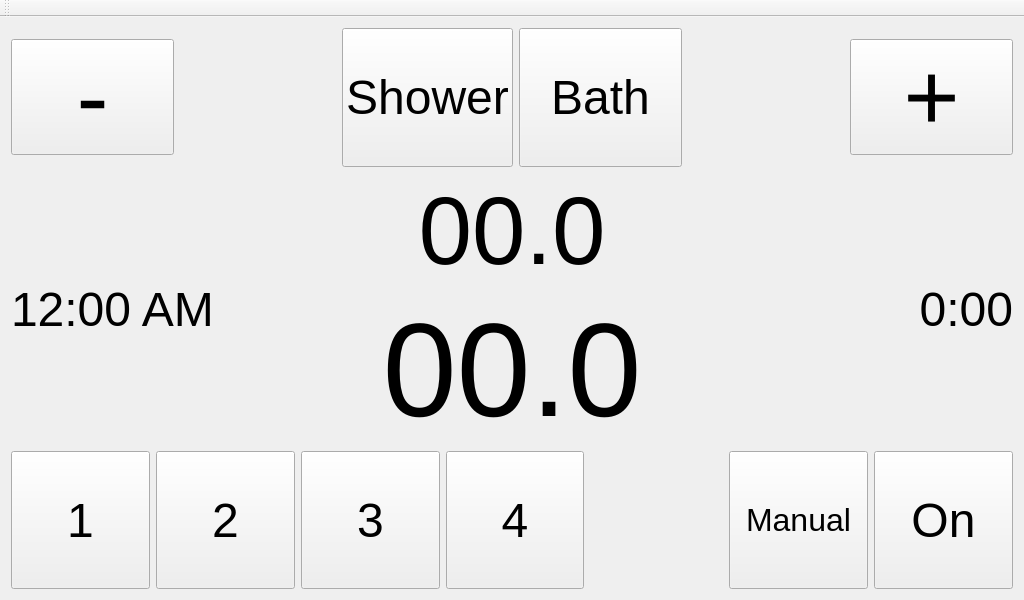
Before: the Qt Designer form mainwindow.ui in Maeyanie/showercap, drawn with Qt 5.
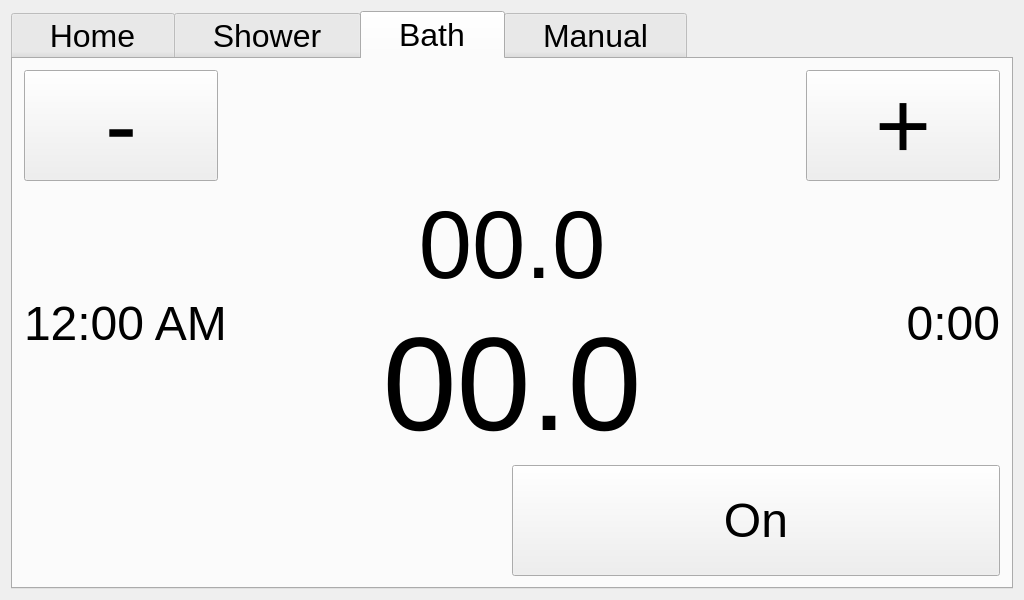
After: the same form once the commit is applied. The open tabs and pages were chosen to show the change.

Commit message: Implement a tab-based UI. Much less clutter than putting all the options in one screen. Manual tab still needs work.

What changed in the file:
```diff
--- a/mainwindow.ui
+++ b/mainwindow.ui
@@ -22,7 +22,50 @@
   <widget class="QWidget" name="centralWidget">
    <layout class="QVBoxLayout" name="verticalLayout_2">
     <item>
-     <layout class="QHBoxLayout" name="horizontalLayout_2">
+     <widget class="QTabWidget" name="tabWidget">
+      <property name="font">
+       <font>
+        <pointsize>24</pointsize>
+       </font>
+      </property>
+      <property name="tabShape">
+       <enum>QTabWidget::Rounded</enum>
+      </property>
+      <property name="currentIndex">
+       <number>1</number>
+      </property>
+      <widget class="QWidget" name="tabHome">
+       <attribute name="title">
+        <string>   Home   </string>
+       </attribute>
+       <layout class="QGridLayout" name="gridLayout">
+        <item row="0" column="0">
+         <widget class="QLabel" name="clockHome">
+          <property name="font">
+           <font>
+            <pointsize>72</pointsize>
+           </font>
+          </property>
+          <property name="text">
+           <string>12:00 AM</string>
+          </property>
+          <property name="alignment">
+           <set>Qt::AlignCenter</set>
+          </property>
+         </widget>
+        </item>
+       </layout>
+      </widget>
+      <widget class="QWidget" name="tabShower">
+       <attribute name="title">
+        <string>   Shower   </string>
+       </attribute>
+       <layout class="QVBoxLayout" name="verticalLayout_3" stretch="1,1,1">
+        <item>
+         <layout class="QHBoxLayout" name="horizontalLayout_2" stretch="1,3,1">
+          <property name="spacing">
+           <number>6</number>
+          </property>
       <item>
        <widget class="QPushButton" name="minusButton">
         <property name="sizePolicy">
@@ -31,6 +74,12 @@
           <verstretch>0</verstretch>
          </sizepolicy>
         </property>
+            <property name="minimumSize">
+             <size>
+              <width>40</width>
+              <height>20</height>
+             </size>
+            </property>
         <property name="font">
          <font>
           <pointsize>72</pointsize>
@@ -55,65 +104,13 @@
         <property name="orientation">
          <enum>Qt::Horizontal</enum>
         </property>
-        <property name="sizeHint" stdset="0">
-         <size>
-          <width>40</width>
-          <height>20</height>
-         </size>
-        </property>
-       </spacer>
-      </item>
-      <item>
-       <widget class="QPushButton" name="showerButton">
-        <property name="sizePolicy">
-         <sizepolicy hsizetype="MinimumExpanding" vsizetype="MinimumExpanding">
-          <horstretch>0</horstretch>
-          <verstretch>0</verstretch>
-         </sizepolicy>
-        </property>
-        <property name="font">
-         <font>
-          <pointsize>36</pointsize>
-         </font>
-        </property>
-        <property name="text">
-         <string>Shower</string>
-        </property>
-        <property name="checkable">
-         <bool>true</bool>
-        </property>
-       </widget>
-      </item>
-      <item>
-       <widget class="QPushButton" name="bathButton">
-        <property name="sizePolicy">
-         <sizepolicy hsizetype="MinimumExpanding" vsizetype="MinimumExpanding">
-          <horstretch>0</horstretch>
-          <verstretch>0</verstretch>
-         </sizepolicy>
-        </property>
-        <property name="font">
-         <font>
-          <pointsize>36</pointsize>
-         </font>
-        </property>
-        <property name="text">
-         <string>Bath</string>
-        </property>
-        <property name="checkable">
-         <bool>true</bool>
-        </property>
-       </widget>
-      </item>
-      <item>
-       <spacer name="horizontalSpacer_2">
-        <property name="orientation">
-         <enum>Qt::Horizontal</enum>
-        </property>
+            <property name="sizeType">
+             <enum>QSizePolicy::Expanding</enum>
+            </property>
         <property name="sizeHint" stdset="0">
          <size>
           <width>40</width>
-          <height>20</height>
+              <height>0</height>
          </size>
         </property>
        </spacer>
@@ -126,6 +123,12 @@
           <verstretch>0</verstretch>
          </sizepolicy>
         </property>
+            <property name="minimumSize">
+             <size>
+              <width>40</width>
+              <height>20</height>
+             </size>
+            </property>
         <property name="font">
          <font>
           <pointsize>72</pointsize>
@@ -216,79 +219,7 @@
      </layout>
     </item>
     <item>
-     <layout class="QHBoxLayout" name="horizontalLayout_3">
-      <item>
-       <widget class="QPushButton" name="presetButton_1">
-        <property name="sizePolicy">
-         <sizepolicy hsizetype="MinimumExpanding" vsizetype="MinimumExpanding">
-          <horstretch>0</horstretch>
-          <verstretch>0</verstretch>
-         </sizepolicy>
-        </property>
-        <property name="font">
-         <font>
-          <pointsize>36</pointsize>
-         </font>
-        </property>
-        <property name="text">
-         <string>1</string>
-        </property>
-       </widget>
-      </item>
-      <item>
-       <widget class="QPushButton" name="presetButton_2">
-        <property name="sizePolicy">
-         <sizepolicy hsizetype="MinimumExpanding" vsizetype="MinimumExpanding">
-          <horstretch>0</horstretch>
-          <verstretch>0</verstretch>
-         </sizepolicy>
-        </property>
-        <property name="font">
-         <font>
-          <pointsize>36</pointsize>
-         </font>
-        </property>
-        <property name="text">
-         <string>2</string>
-        </property>
-       </widget>
-      </item>
-      <item>
-       <widget class="QPushButton" name="presetButton_3">
-        <property name="sizePolicy">
-         <sizepolicy hsizetype="MinimumExpanding" vsizetype="MinimumExpanding">
-          <horstretch>0</horstretch>
-          <verstretch>0</verstretch>
-         </sizepolicy>
-        </property>
-        <property name="font">
-         <font>
-          <pointsize>36</pointsize>
-         </font>
-        </property>
-        <property name="text">
-         <string>3</string>
-        </property>
-       </widget>
-      </item>
-      <item>
-       <widget class="QPushButton" name="presetButton_4">
-        <property name="sizePolicy">
-         <sizepolicy hsizetype="MinimumExpanding" vsizetype="MinimumExpanding">
-          <horstretch>0</horstretch>
-          <verstretch>0</verstretch>
-         </sizepolicy>
-        </property>
-        <property name="font">
-         <font>
-          <pointsize>36</pointsize>
-         </font>
-        </property>
-        <property name="text">
-         <string>4</string>
-        </property>
-       </widget>
-      </item>
+         <layout class="QHBoxLayout" name="showerBottomPane">
       <item>
        <spacer name="horizontalSpacer_3">
         <property name="orientation">
@@ -296,30 +227,12 @@
         </property>
         <property name="sizeHint" stdset="0">
          <size>
-          <width>40</width>
-          <height>20</height>
+              <width>20</width>
+              <height>0</height>
          </size>
         </property>
        </spacer>
       </item>
-      <item>
-       <widget class="QPushButton" name="manualButton">
-        <property name="sizePolicy">
-         <sizepolicy hsizetype="MinimumExpanding" vsizetype="MinimumExpanding">
-          <horstretch>0</horstretch>
-          <verstretch>0</verstretch>
-         </sizepolicy>
-        </property>
-        <property name="font">
-         <font>
-          <pointsize>24</pointsize>
-         </font>
-        </property>
-        <property name="text">
-         <string>Manual</string>
-        </property>
-       </widget>
-      </item>
       <item>
        <widget class="QPushButton" name="onOffButton">
         <property name="sizePolicy">
@@ -328,6 +241,12 @@
           <verstretch>0</verstretch>
          </sizepolicy>
         </property>
+            <property name="minimumSize">
+             <size>
+              <width>0</width>
+              <height>20</height>
+             </size>
+            </property>
         <property name="font">
          <font>
           <pointsize>36</pointsize>
@@ -345,13 +264,432 @@
     </item>
    </layout>
   </widget>
-  <widget class="QToolBar" name="mainToolBar">
-   <attribute name="toolBarArea">
-    <enum>TopToolBarArea</enum>
-   </attribute>
-   <attribute name="toolBarBreak">
-    <bool>false</bool>
-   </attribute>
+      <widget class="QWidget" name="tabBath">
+       <attribute name="title">
+        <string>   Bath   </string>
+       </attribute>
+       <layout class="QVBoxLayout" name="verticalLayout_5" stretch="1,1,1">
+        <item>
+         <layout class="QHBoxLayout" name="horizontalLayout_5" stretch="1,3,1">
+          <property name="spacing">
+           <number>6</number>
+          </property>
+          <item>
+           <widget class="QPushButton" name="minusButtonBath">
+            <property name="sizePolicy">
+             <sizepolicy hsizetype="MinimumExpanding" vsizetype="Fixed">
+              <horstretch>0</horstretch>
+              <verstretch>0</verstretch>
+             </sizepolicy>
+            </property>
+            <property name="minimumSize">
+             <size>
+              <width>40</width>
+              <height>20</height>
+             </size>
+            </property>
+            <property name="font">
+             <font>
+              <pointsize>72</pointsize>
+             </font>
+            </property>
+            <property name="text">
+             <string>-</string>
+            </property>
+            <property name="autoRepeat">
+             <bool>true</bool>
+            </property>
+            <property name="autoRepeatDelay">
+             <number>500</number>
+            </property>
+            <property name="autoRepeatInterval">
+             <number>250</number>
+            </property>
+           </widget>
+          </item>
+          <item>
+           <spacer name="horizontalSpacer_2">
+            <property name="orientation">
+             <enum>Qt::Horizontal</enum>
+            </property>
+            <property name="sizeType">
+             <enum>QSizePolicy::Expanding</enum>
+            </property>
+            <property name="sizeHint" stdset="0">
+             <size>
+              <width>40</width>
+              <height>0</height>
+             </size>
+            </property>
+           </spacer>
+          </item>
+          <item>
+           <widget class="QPushButton" name="plusButtonBath">
+            <property name="sizePolicy">
+             <sizepolicy hsizetype="MinimumExpanding" vsizetype="Fixed">
+              <horstretch>0</horstretch>
+              <verstretch>0</verstretch>
+             </sizepolicy>
+            </property>
+            <property name="minimumSize">
+             <size>
+              <width>40</width>
+              <height>20</height>
+             </size>
+            </property>
+            <property name="font">
+             <font>
+              <pointsize>72</pointsize>
+             </font>
+            </property>
+            <property name="text">
+             <string>+</string>
+            </property>
+            <property name="autoRepeat">
+             <bool>true</bool>
+            </property>
+            <property name="autoRepeatDelay">
+             <number>500</number>
+            </property>
+            <property name="autoRepeatInterval">
+             <number>250</number>
+            </property>
+           </widget>
+          </item>
+         </layout>
+        </item>
+        <item>
+         <layout class="QHBoxLayout" name="horizontalLayout_6">
+          <item>
+           <widget class="QLabel" name="clockBath">
+            <property name="font">
+             <font>
+              <pointsize>36</pointsize>
+             </font>
+            </property>
+            <property name="text">
+             <string>12:00 AM</string>
+            </property>
+            <property name="alignment">
+             <set>Qt::AlignLeading|Qt::AlignLeft|Qt::AlignVCenter</set>
+            </property>
+           </widget>
+          </item>
+          <item>
+           <layout class="QVBoxLayout" name="verticalLayout_4">
+            <item>
+             <widget class="QPushButton" name="setTempBath">
+              <property name="font">
+               <font>
+                <pointsize>72</pointsize>
+               </font>
+              </property>
+              <property name="text">
+               <string>00.0</string>
+              </property>
+              <property name="flat">
+               <bool>true</bool>
+              </property>
+             </widget>
+            </item>
+            <item>
+             <widget class="QLabel" name="curTempBath">
+              <property name="font">
+               <font>
+                <pointsize>100</pointsize>
+               </font>
+              </property>
+              <property name="text">
+               <string>00.0</string>
+              </property>
+              <property name="alignment">
+               <set>Qt::AlignCenter</set>
+              </property>
+             </widget>
+            </item>
+           </layout>
+          </item>
+          <item>
+           <widget class="QLabel" name="timerBath">
+            <property name="font">
+             <font>
+              <pointsize>36</pointsize>
+             </font>
+            </property>
+            <property name="text">
+             <string>0:00</string>
+            </property>
+            <property name="alignment">
+             <set>Qt::AlignRight|Qt::AlignTrailing|Qt::AlignVCenter</set>
+            </property>
+           </widget>
+          </item>
+         </layout>
+        </item>
+        <item>
+         <layout class="QHBoxLayout" name="bathBottomPane">
+          <item>
+           <spacer name="horizontalSpacer_4">
+            <property name="orientation">
+             <enum>Qt::Horizontal</enum>
+            </property>
+            <property name="sizeHint" stdset="0">
+             <size>
+              <width>20</width>
+              <height>0</height>
+             </size>
+            </property>
+           </spacer>
+          </item>
+          <item>
+           <widget class="QPushButton" name="onOffButtonBath">
+            <property name="sizePolicy">
+             <sizepolicy hsizetype="MinimumExpanding" vsizetype="MinimumExpanding">
+              <horstretch>0</horstretch>
+              <verstretch>0</verstretch>
+             </sizepolicy>
+            </property>
+            <property name="minimumSize">
+             <size>
+              <width>0</width>
+              <height>20</height>
+             </size>
+            </property>
+            <property name="font">
+             <font>
+              <pointsize>36</pointsize>
+             </font>
+            </property>
+            <property name="text">
+             <string>On</string>
+            </property>
+            <property name="checkable">
+             <bool>true</bool>
+            </property>
+           </widget>
+          </item>
+         </layout>
+        </item>
+       </layout>
+      </widget>
+      <widget class="QWidget" name="">
+       <attribute name="title">
+        <string>   Manual   </string>
+       </attribute>
+       <widget class="QPushButton" name="showerButton">
+        <property name="geometry">
+         <rect>
+          <x>210</x>
+          <y>20</y>
+          <width>166</width>
+          <height>124</height>
+         </rect>
+        </property>
+        <property name="sizePolicy">
+         <sizepolicy hsizetype="MinimumExpanding" vsizetype="MinimumExpanding">
+          <horstretch>0</horstretch>
+          <verstretch>0</verstretch>
+         </sizepolicy>
+        </property>
+        <property name="font">
+         <font>
+          <pointsize>36</pointsize>
+         </font>
+        </property>
+        <property name="text">
+         <string>Shower</string>
+        </property>
+        <property name="checkable">
+         <bool>true</bool>
+        </property>
+       </widget>
+       <widget class="QPushButton" name="bathButton">
+        <property name="geometry">
+         <rect>
+          <x>20</x>
+          <y>20</y>
+          <width>161</width>
+          <height>124</height>
+         </rect>
+        </property>
+        <property name="sizePolicy">
+         <sizepolicy hsizetype="MinimumExpanding" vsizetype="MinimumExpanding">
+          <horstretch>0</horstretch>
+          <verstretch>0</verstretch>
+         </sizepolicy>
+        </property>
+        <property name="font">
+         <font>
+          <pointsize>36</pointsize>
+         </font>
+        </property>
+        <property name="text">
+         <string>Bath</string>
+        </property>
+        <property name="checkable">
+         <bool>true</bool>
+        </property>
+       </widget>
+       <widget class="QPushButton" name="minusButtonManual">
+        <property name="geometry">
+         <rect>
+          <x>470</x>
+          <y>0</y>
+          <width>251</width>
+          <height>181</height>
+         </rect>
+        </property>
+        <property name="font">
+         <font>
+          <pointsize>72</pointsize>
+         </font>
+        </property>
+        <property name="text">
+         <string>-</string>
+        </property>
+       </widget>
+       <widget class="QPushButton" name="stepUpButton">
+        <property name="geometry">
+         <rect>
+          <x>490</x>
+          <y>370</y>
+          <width>251</width>
+          <height>151</height>
+         </rect>
+        </property>
+        <property name="font">
+         <font>
+          <pointsize>24</pointsize>
+         </font>
+        </property>
+        <property name="text">
+         <string>Increase Step</string>
+        </property>
+       </widget>
+       <widget class="QPushButton" name="plusButtonManual">
+        <property name="geometry">
+         <rect>
+          <x>740</x>
+          <y>0</y>
+          <width>251</width>
+          <height>181</height>
+         </rect>
+        </property>
+        <property name="font">
+         <font>
+          <pointsize>72</pointsize>
+         </font>
+        </property>
+        <property name="text">
+         <string>+</string>
+        </property>
+       </widget>
+       <widget class="QPushButton" name="onOffButtonManual">
+        <property name="geometry">
+         <rect>
+          <x>770</x>
+          <y>380</y>
+          <width>221</width>
+          <height>131</height>
+         </rect>
+        </property>
+        <property name="font">
+         <font>
+          <pointsize>36</pointsize>
+         </font>
+        </property>
+        <property name="text">
+         <string>On</string>
+        </property>
+        <property name="checkable">
+         <bool>true</bool>
+        </property>
+       </widget>
+       <widget class="QPushButton" name="stepDownButton">
+        <property name="geometry">
+         <rect>
+          <x>10</x>
+          <y>370</y>
+          <width>251</width>
+          <height>151</height>
+         </rect>
+        </property>
+        <property name="font">
+         <font>
+          <pointsize>24</pointsize>
+         </font>
+        </property>
+        <property name="text">
+         <string>Decrease Step</string>
+        </property>
+       </widget>
+       <widget class="QLabel" name="curTempManual">
+        <property name="geometry">
+         <rect>
+          <x>120</x>
+          <y>220</y>
+          <width>741</width>
+          <height>121</height>
+         </rect>
+        </property>
+        <property name="font">
+         <font>
+          <pointsize>100</pointsize>
+         </font>
+        </property>
+        <property name="text">
+         <string>00.0</string>
+        </property>
+        <property name="alignment">
+         <set>Qt::AlignCenter</set>
+        </property>
+       </widget>
+       <widget class="QLabel" name="clockManual">
+        <property name="geometry">
+         <rect>
+          <x>730</x>
+          <y>250</y>
+          <width>231</width>
+          <height>61</height>
+         </rect>
+        </property>
+        <property name="font">
+         <font>
+          <pointsize>36</pointsize>
+         </font>
+        </property>
+        <property name="text">
+         <string>12:00 AM</string>
+        </property>
+        <property name="alignment">
+         <set>Qt::AlignRight|Qt::AlignTrailing|Qt::AlignVCenter</set>
+        </property>
+       </widget>
+       <widget class="QLabel" name="stepSize">
+        <property name="geometry">
+         <rect>
+          <x>300</x>
+          <y>420</y>
+          <width>161</width>
+          <height>71</height>
+         </rect>
+        </property>
+        <property name="font">
+         <font>
+          <pointsize>24</pointsize>
+         </font>
+        </property>
+        <property name="text">
+         <string>8</string>
+        </property>
+        <property name="alignment">
+         <set>Qt::AlignCenter</set>
+        </property>
+       </widget>
+      </widget>
+     </widget>
+    </item>
+   </layout>
   </widget>
  </widget>
  <layoutdefault spacing="6" margin="11"/>
```
Lines whose indentation alone changed are shown as unchanged. The commit also changes 11 other files.
